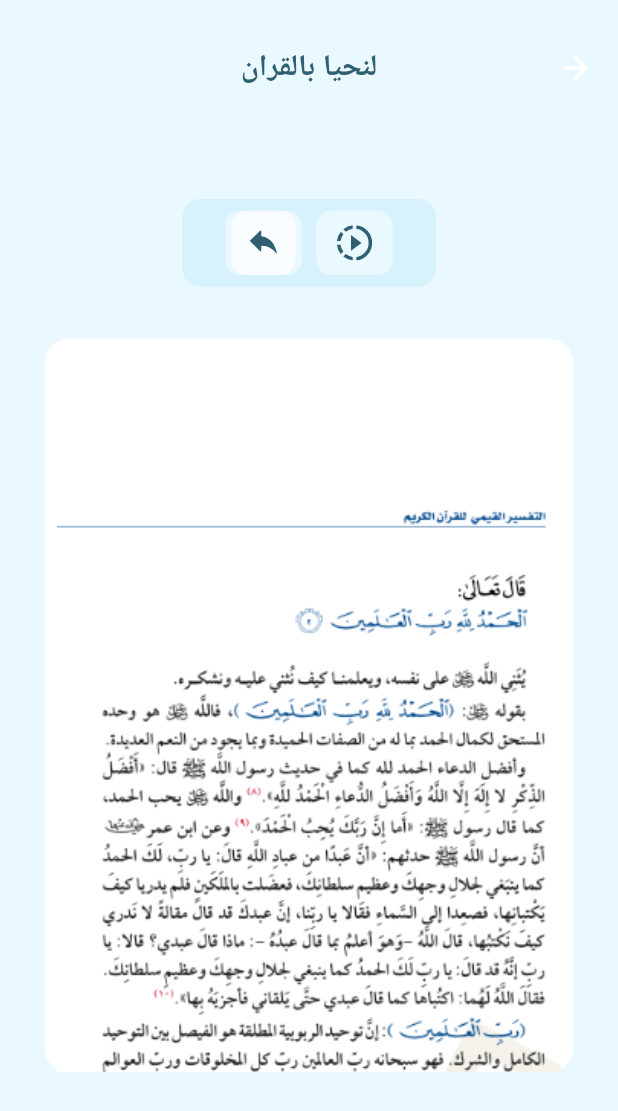
After one commit to amr012/We-Live-With-Quran, a Flutter app: the ReadBookScreen screen opened directly, on a phone screen of 412 x 824 dp. The commit adds this screen. Shown: the top 1111 px of the screen. Run offline on Flutter 3.47's test engine with Material 2 defaults, Android fonts, the phone set to English and light mode, and no system bars; our stand-ins replace carousel_slider, flutter_screenutil, flutter_svg, get.

Commit message:
read book

```diff
--- a/lib/screens/details/details_screen.dart
+++ b/lib/screens/details/details_screen.dart
@@ -2,8 +2,10 @@ import 'package:flutter/cupertino.dart';
 import 'package:flutter/material.dart';
 import 'package:flutter_screenutil/flutter_screenutil.dart';
 import 'package:flutter_svg/svg.dart';
+import 'package:get/get.dart';
 import 'package:welivewithquran/constants/colors.dart';
 import 'package:welivewithquran/custom_widgets/custom_text.dart';
+import 'package:welivewithquran/screens/read_book/read_book_screen.dart';
 
 class DetailsScreen extends StatelessWidget {
    DetailsScreen({Key? key}) : super(key: key);
@@ -160,6 +162,10 @@ class DetailsScreen extends StatelessWidget {
                             ),
                             Padding(
                               padding: const EdgeInsets.all(8.0),
+                              child: GestureDetector(
+                                onTap: (){
+                                  Get.to(()=>ReadBookScreen());
+                                },
                                 child: Container(
                                   height: 50.h,
                                   decoration: BoxDecoration(
@@ -171,6 +177,7 @@ class DetailsScreen extends StatelessWidget {
                                       text: "قراءة الكتاب",
                                       fontSize: 18.sp,
                                       color: Colors.white,
+                                    ),
                                   ),
                                 ),
                               ),
--- /dev/null
+++ b/lib/screens/read_book/read_book_screen.dart
@@ -0,0 +1,96 @@
+import 'package:flutter/cupertino.dart';
+import 'package:flutter/material.dart';
+import 'package:flutter_screenutil/flutter_screenutil.dart';
+import 'package:flutter_svg/flutter_svg.dart';
+import 'package:welivewithquran/constants/colors.dart';
+
+class ReadBookScreen extends StatelessWidget {
+  const ReadBookScreen({Key? key}) : super(key: key);
+
+  @override
+  Widget build(BuildContext context) {
+    return Scaffold(
+      backgroundColor: backgroundColor,
+      extendBodyBehindAppBar: true,
+      appBar: AppBar(
+        elevation: 0,
+        backgroundColor: Colors.transparent,
+        toolbarHeight: 90,
+        actions: [
+          // SvgPicture.asset("assets/icons/appbar_icon.svg")
+        ],
+        // leading: Icon(Icons.list_outlined,color: mainColor,size: 28),
+        title: Text("لنحيا بالقران",style: TextStyle(fontSize: 20,color: mainColor,
+            fontWeight: FontWeight.w700),),
+        centerTitle: true,
+      ),
+      body: Column(
+        children: [
+          SizedBox(height: 100.h,width: double.infinity,),
+          Padding(
+            padding: const EdgeInsets.symmetric(vertical: 35.0),
+            child: Container(
+              height: 60.h,
+              width: 160.w,
+              decoration: BoxDecoration(
+                borderRadius: BorderRadius.circular(12),
+                color: Color(0xffD7F2FC)
+              ),
+              child: Row(
+                mainAxisAlignment: MainAxisAlignment.center,
+                children: [
+                  Container(
+                    height: 44.h,
+                    width: 48.w,
+                    padding: EdgeInsets.all(10.h),
+                    decoration: BoxDecoration(
+                      color: backgroundColor,
+                      borderRadius: BorderRadius.circular(10),
+                    ),child: SizedBox(
+                      child: SvgPicture.asset("assets/icons/play.svg",
+                        color: mainColor,)),
+                  ),
+                  SizedBox(width: 10,),
+                  GestureDetector(
+                    onTap: (){
+                      Navigator.pop(context);
+                    },
+                    child: Container(
+                      height: 44.h,
+                      width: 48.w,
+                      decoration: BoxDecoration(
+                        color: backgroundColor,
+                        borderRadius: BorderRadius.circular(10),
+                      ),child: SvgPicture.asset("assets/icons/back_arrow.svg"),
+                    ),
+                  ),
+
+                ],
+              ),
+            ),
+          ),
+          Padding(
+            padding: const EdgeInsets.symmetric(horizontal: 30.0),
+            child: Container(
+              height: 500.h,
+              width: double.infinity,
+              decoration: BoxDecoration(
+                color: Colors.white,
+                borderRadius: BorderRadius.circular(15)
+              ),
+              child: ListView.builder(
+                itemCount: 3,
+                  itemBuilder: (context,index){
+                return Padding(
+                  padding: const EdgeInsets.all(8.0),
+                  child: Container(
+                      child: Image.asset("assets/images/book_image.png",fit: BoxFit.fill,)),
+                );
+              }),
+            ),
+          )
+        ],
+      ),
+    );
+  }
+}
```
Also changed, not shown: assets/icons/play.svg (added), assets/images/book_image.png (added). Lines whose indentation alone changed are shown as unchanged.
